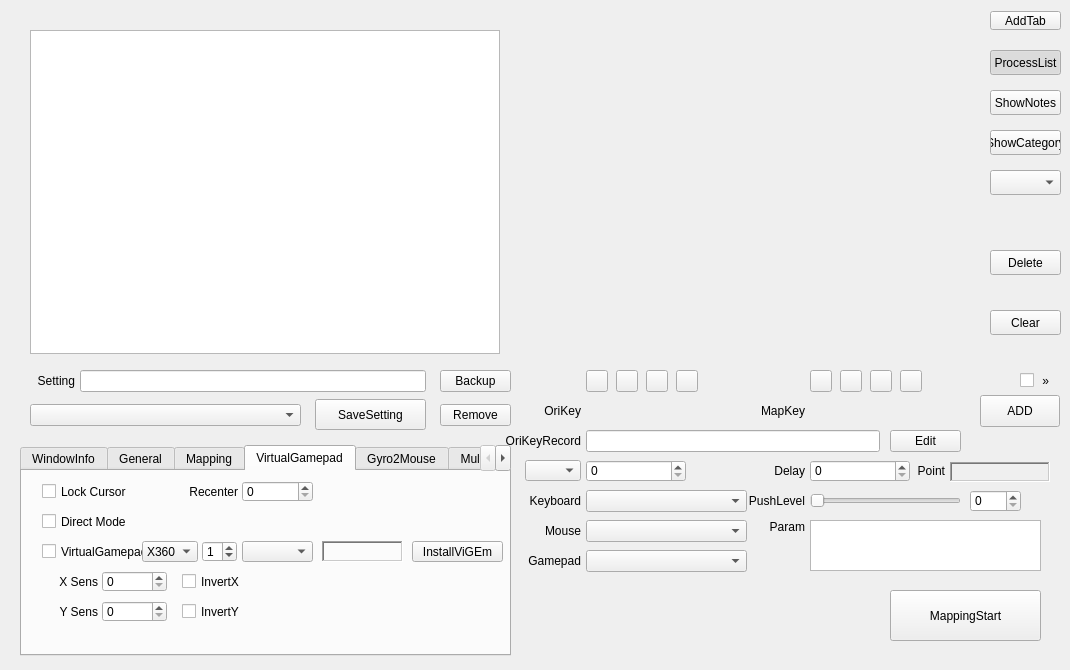
Zalafina/QKeyMapper, file QKeyMapper/qkeymapper.ui: the form before one commit.
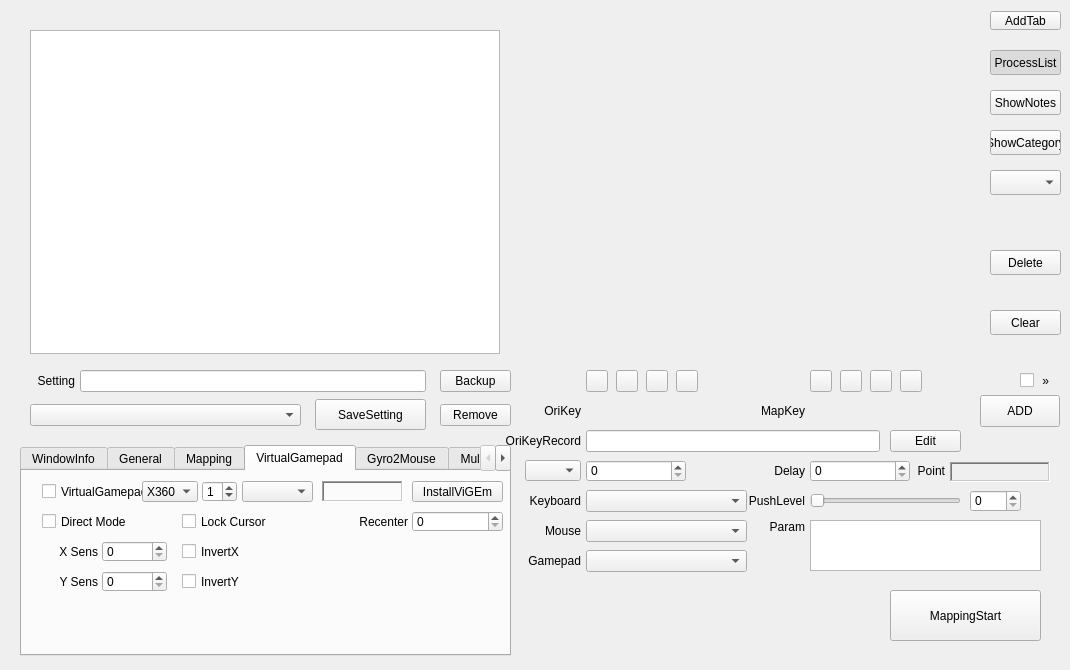
The form after the commit.

```diff
--- a/QKeyMapper/qkeymapper.ui
+++ b/QKeyMapper/qkeymapper.ui
@@ -1184,7 +1184,7 @@
      <property name="geometry">
       <rect>
        <x>220</x>
-       <y>70</y>
+       <y>10</y>
        <width>71</width>
        <height>21</height>
       </rect>
@@ -1196,8 +1196,8 @@
     <widget class="QCheckBox" name="lockCursorCheckBox">
      <property name="geometry">
       <rect>
-       <x>20</x>
-       <y>10</y>
+       <x>160</x>
+       <y>40</y>
        <width>121</width>
        <height>21</height>
       </rect>
@@ -1216,7 +1216,7 @@
      <property name="geometry">
       <rect>
        <x>20</x>
-       <y>70</y>
+       <y>10</y>
        <width>121</width>
        <height>21</height>
       </rect>
@@ -1235,7 +1235,7 @@
      <property name="geometry">
       <rect>
        <x>180</x>
-       <y>70</y>
+       <y>10</y>
        <width>35</width>
        <height>21</height>
       </rect>
@@ -1251,7 +1251,7 @@
      <property name="geometry">
       <rect>
        <x>120</x>
-       <y>70</y>
+       <y>10</y>
        <width>56</width>
        <height>21</height>
       </rect>
@@ -1280,7 +1280,7 @@
      <property name="geometry">
       <rect>
        <x>390</x>
-       <y>70</y>
+       <y>10</y>
        <width>91</width>
        <height>21</height>
       </rect>
@@ -1299,7 +1299,7 @@
      <property name="geometry">
       <rect>
        <x>80</x>
-       <y>100</y>
+       <y>70</y>
        <width>65</width>
        <height>21</height>
       </rect>
@@ -1312,7 +1312,7 @@
      <property name="geometry">
       <rect>
        <x>300</x>
-       <y>70</y>
+       <y>10</y>
        <width>81</width>
        <height>21</height>
       </rect>
@@ -1334,7 +1334,7 @@
      <property name="geometry">
       <rect>
        <x>80</x>
-       <y>130</y>
+       <y>100</y>
        <width>65</width>
        <height>21</height>
       </rect>
@@ -1347,7 +1347,7 @@
      <property name="geometry">
       <rect>
        <x>15</x>
-       <y>130</y>
+       <y>100</y>
        <width>61</width>
        <height>21</height>
       </rect>
@@ -1363,7 +1363,7 @@
      <property name="geometry">
       <rect>
        <x>15</x>
-       <y>100</y>
+       <y>70</y>
        <width>61</width>
        <height>21</height>
       </rect>
@@ -1378,9 +1378,9 @@
     <widget class="QSpinBox" name="vJoyRecenterSpinBox">
      <property name="geometry">
       <rect>
-       <x>220</x>
-       <y>10</y>
-       <width>71</width>
+       <x>390</x>
+       <y>40</y>
+       <width>91</width>
        <height>21</height>
       </rect>
      </property>
@@ -1391,8 +1391,8 @@
     <widget class="QLabel" name="vJoyRecenterLabel">
      <property name="geometry">
       <rect>
-       <x>145</x>
-       <y>10</y>
+       <x>315</x>
+       <y>40</y>
        <width>71</width>
        <height>21</height>
       </rect>
@@ -1427,7 +1427,7 @@
      <property name="geometry">
       <rect>
        <x>160</x>
-       <y>100</y>
+       <y>70</y>
        <width>81</width>
        <height>21</height>
       </rect>
@@ -1446,7 +1446,7 @@
      <property name="geometry">
       <rect>
        <x>160</x>
-       <y>130</y>
+       <y>100</y>
        <width>81</width>
        <height>21</height>
       </rect>
```
